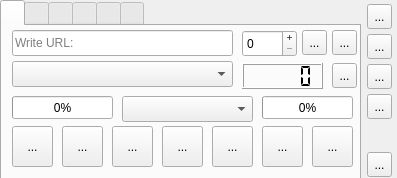
Old version of the form parser.ui in the repository Silver-North/ani-ma_checker.
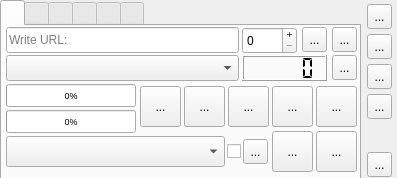
New version of the form. Icons and pictures are not drawn.

What changed in the file:
```diff
--- a/parser.ui
+++ b/parser.ui
@@ -88,7 +88,7 @@
       <property name="geometry">
        <rect>
         <x>330</x>
-        <y>37</y>
+        <y>29</y>
         <width>25</width>
         <height>25</height>
        </rect>
@@ -105,8 +105,8 @@
       <property name="geometry">
        <rect>
         <x>240</x>
-        <y>37</y>
-        <width>81</width>
+        <y>29</y>
+        <width>85</width>
         <height>26</height>
        </rect>
       </property>
@@ -120,9 +120,9 @@
      <widget class="QComboBox" name="comboBox">
       <property name="geometry">
        <rect>
-        <x>10</x>
-        <y>35</y>
-        <width>221</width>
+        <x>4</x>
+        <y>29</y>
+        <width>233</width>
         <height>26</height>
        </rect>
       </property>
@@ -133,8 +133,8 @@
      <widget class="QToolButton" name="toolButton_5">
       <property name="geometry">
        <rect>
-        <x>60</x>
-        <y>100</y>
+        <x>182</x>
+        <y>60</y>
         <width>41</width>
         <height>41</height>
        </rect>
@@ -156,7 +156,7 @@
       <property name="geometry">
        <rect>
         <x>300</x>
-        <y>4</y>
+        <y>1</y>
         <width>25</width>
         <height>25</height>
        </rect>
@@ -172,8 +172,8 @@
      <widget class="QToolButton" name="toolButton_4">
       <property name="geometry">
        <rect>
-        <x>10</x>
-        <y>100</y>
+        <x>138</x>
+        <y>60</y>
         <width>41</width>
         <height>41</height>
        </rect>
@@ -194,8 +194,8 @@
      <widget class="QToolButton" name="toolButton_7">
       <property name="geometry">
        <rect>
-        <x>210</x>
-        <y>100</y>
+        <x>314</x>
+        <y>60</y>
         <width>41</width>
         <height>41</height>
        </rect>
@@ -216,9 +216,9 @@
      <widget class="QLineEdit" name="lineEdit">
       <property name="geometry">
        <rect>
-        <x>10</x>
-        <y>4</y>
-        <width>221</width>
+        <x>4</x>
+        <y>1</y>
+        <width>233</width>
         <height>26</height>
        </rect>
       </property>
@@ -230,7 +230,7 @@
       <property name="geometry">
        <rect>
         <x>240</x>
-        <y>4</y>
+        <y>1</y>
         <width>55</width>
         <height>27</height>
        </rect>
@@ -248,8 +248,8 @@
      <widget class="QToolButton" name="toolButton_8">
       <property name="geometry">
        <rect>
-        <x>260</x>
-        <y>100</y>
+        <x>314</x>
+        <y>105</y>
         <width>41</width>
         <height>41</height>
        </rect>
@@ -270,8 +270,8 @@
      <widget class="QToolButton" name="toolButton_9">
       <property name="geometry">
        <rect>
-        <x>160</x>
-        <y>100</y>
+        <x>270</x>
+        <y>60</y>
         <width>41</width>
         <height>41</height>
        </rect>
@@ -296,8 +296,8 @@
      <widget class="QToolButton" name="toolButton_12">
       <property name="geometry">
        <rect>
-        <x>110</x>
-        <y>100</y>
+        <x>226</x>
+        <y>60</y>
         <width>41</width>
         <height>41</height>
        </rect>
@@ -319,7 +319,7 @@
       <property name="geometry">
        <rect>
         <x>330</x>
-        <y>4</y>
+        <y>1</y>
         <width>25</width>
         <height>25</height>
        </rect>
@@ -334,8 +334,8 @@
      <widget class="QToolButton" name="toolButton_16">
       <property name="geometry">
        <rect>
-        <x>310</x>
-        <y>100</y>
+        <x>270</x>
+        <y>105</y>
         <width>41</width>
         <height>41</height>
        </rect>
@@ -359,12 +359,17 @@
      <widget class="QProgressBar" name="progressBar">
       <property name="geometry">
        <rect>
-        <x>10</x>
-        <y>70</y>
-        <width>101</width>
+        <x>4</x>
+        <y>58</y>
+        <width>130</width>
         <height>23</height>
        </rect>
       </property>
+      <property name="font">
+       <font>
+        <pointsize>7</pointsize>
+       </font>
+      </property>
       <property name="toolTip">
        <string>Progress Download file..</string>
       </property>
@@ -384,12 +389,17 @@
      <widget class="QProgressBar" name="progressBar_2">
       <property name="geometry">
        <rect>
-        <x>260</x>
-        <y>70</y>
-        <width>91</width>
+        <x>4</x>
+        <y>84</y>
+        <width>130</width>
         <height>23</height>
        </rect>
       </property>
+      <property name="font">
+       <font>
+        <pointsize>7</pointsize>
+       </font>
+      </property>
       <property name="toolTip">
        <string>Progress Checking..</string>
       </property>
@@ -409,15 +419,57 @@
      <widget class="QComboBox" name="comboBox_7">
       <property name="geometry">
        <rect>
-        <x>120</x>
-        <y>70</y>
-        <width>131</width>
-        <height>26</height>
+        <x>4</x>
+        <y>110</y>
+        <width>219</width>
+        <height>31</height>
        </rect>
       </property>
       <property name="toolTip">
        <string>Current Tracker List</string>
       </property>
+      <property name="currentText">
+       <string/>
+      </property>
+      <property name="frame">
+       <bool>true</bool>
+      </property>
+     </widget>
+     <widget class="QToolButton" name="toolButton_33">
+      <property name="geometry">
+       <rect>
+        <x>241</x>
+        <y>113</y>
+        <width>25</width>
+        <height>25</height>
+       </rect>
+      </property>
+      <property name="toolTip">
+       <string>Save urk from Track</string>
+      </property>
+      <property name="text">
+       <string>...</string>
+      </property>
+      <property name="icon">
+       <iconset>
+        <normaloff>icons/diskette.png</normaloff>icons/diskette.png</iconset>
+      </property>
+     </widget>
+     <widget class="QCheckBox" name="checkBox">
+      <property name="geometry">
+       <rect>
+        <x>225</x>
+        <y>118</y>
+        <width>14</width>
+        <height>14</height>
+       </rect>
+      </property>
+      <property name="toolTip">
+       <string>Toggle open Track link</string>
+      </property>
+      <property name="text">
+       <string/>
+      </property>
      </widget>
     </widget>
     <widget class="QWidget" name="tab_2">
```
Left out of the diff: 18 changed lines with no effect on the pictures.
